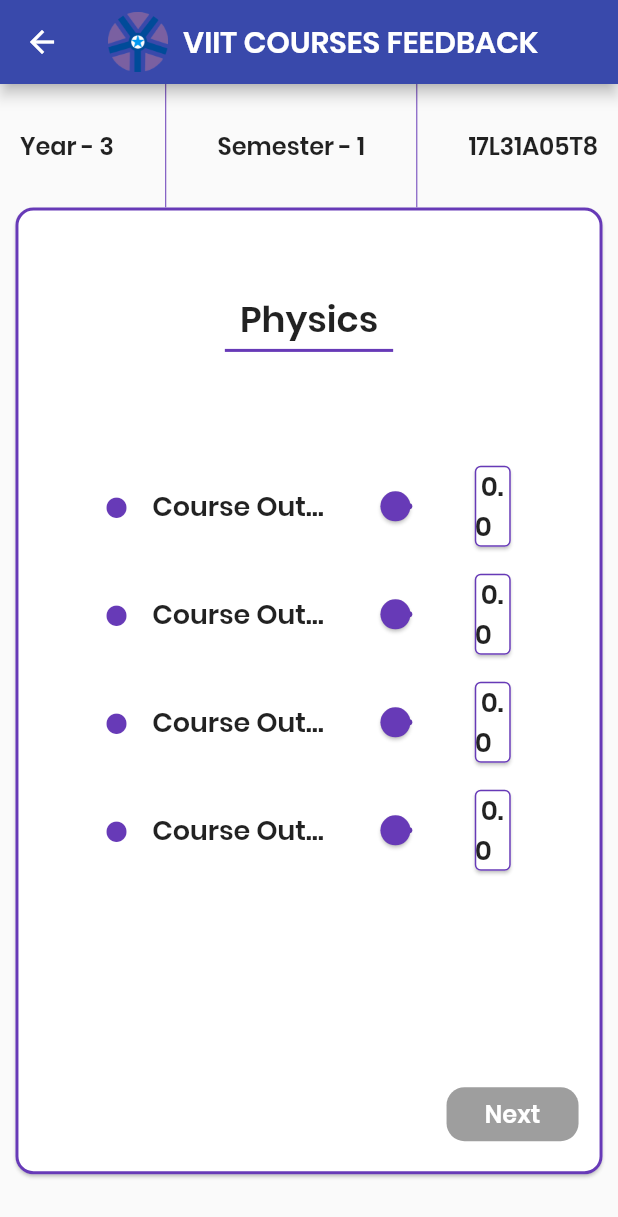
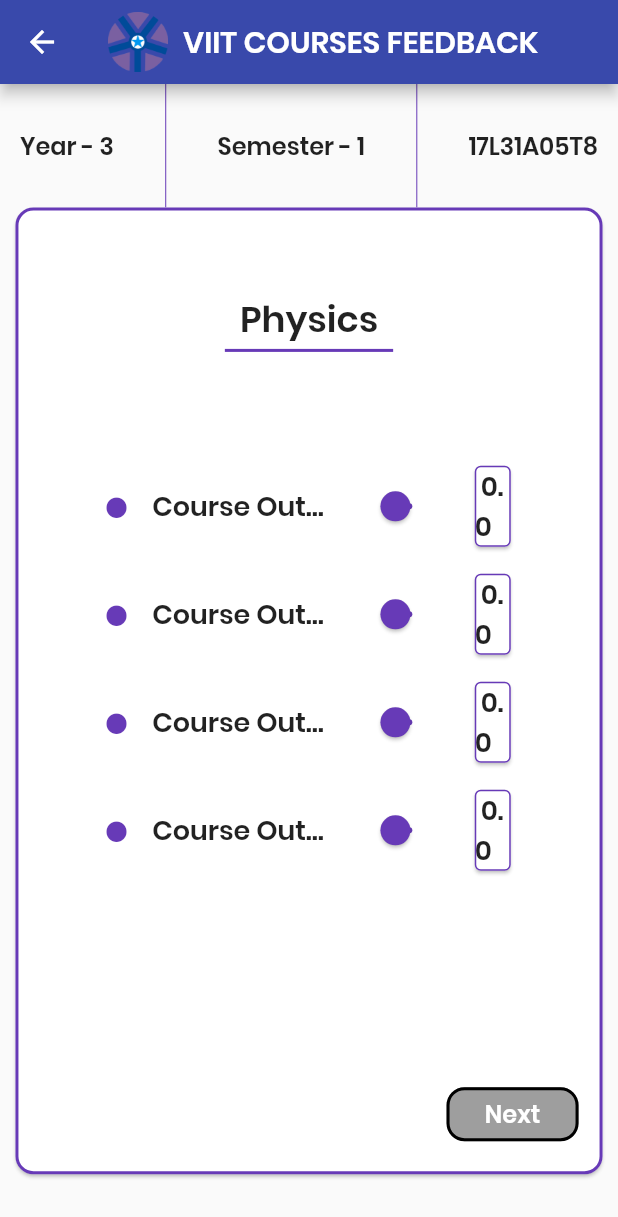
Before and after one commit to sampathbalivada/viit_course_feedback, a Flutter app: the TestPage screen opened by its route, on a phone screen of 412 x 824 dp. Shown: the top 1217 px of the screen. Run offline on Flutter 3.47's test engine with Material 2 defaults, Android fonts, the phone set to English and light mode, and no system bars; network calls fail.

Commit message:
made requried changes to custom button

```diff
--- a/lib/widgets/custom_button.dart
+++ b/lib/widgets/custom_button.dart
@@ -17,13 +17,21 @@ class CustomButton extends StatelessWidget {
         return RaisedButton(
           color: Theme.of(context).accentColor,
           disabledColor: Colors.grey,
-          shape:
-              RoundedRectangleBorder(borderRadius: BorderRadius.circular(12)),
+          shape: RoundedRectangleBorder(
+            borderRadius: BorderRadius.circular(12),
+            side: BorderSide(width: 2),
+          ),
           child: Text(
             title,
             style: TextStyle(color: Colors.white, fontSize: 16),
           ),
-          onPressed: (model.selectedOption == '' || model.disableButton || model.getFinalPresentEntry == '' || model.isLoading) && (title == 'Next') ? null : onPressed,
+          onPressed: (model.selectedOption == '' ||
+                      model.disableButton ||
+                      model.getFinalPresentEntry == '' ||
+                      model.isLoading) &&
+                  (title == 'Next')
+              ? null
+              : onPressed,
         );
       },
     );
```
